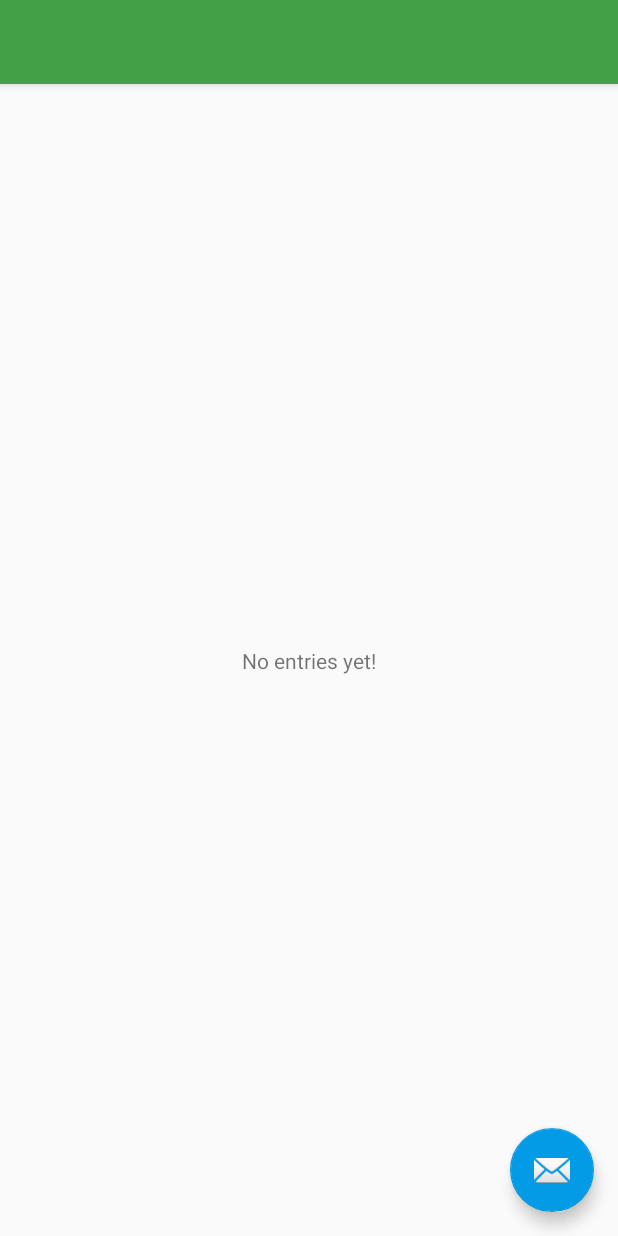
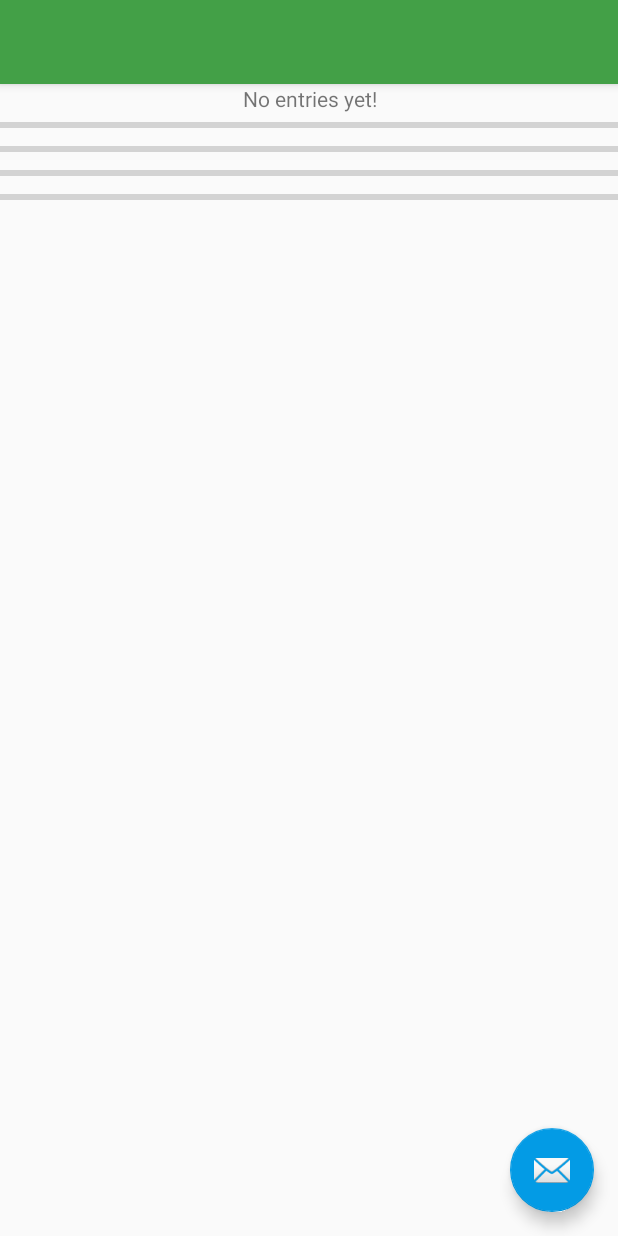
Before and after one commit to sidward35/FoodLog, an Android app: the layout activity_main.xml on its own in the app's theme, with its tools: preview values and no code run, on a phone screen of 412 x 824 dp. Run offline under Robolectric (Android 15) with nearby library versions, the phone set to English and light mode, and no system bars.

Commit message:
Change homepage to display only today's data in progress bar format

```diff
--- a/app/src/main/res/layout/content_main.xml
+++ b/app/src/main/res/layout/content_main.xml
@@ -8,14 +8,41 @@
     tools:context=".MainActivity"
     tools:showIn="@layout/activity_main">
 
-    <TextView
-        android:id="@+id/helloworld"
-        android:layout_width="wrap_content"
-        android:layout_height="wrap_content"
-        android:text="No entries yet!"
-        app:layout_constraintBottom_toBottomOf="parent"
-        app:layout_constraintLeft_toLeftOf="parent"
-        app:layout_constraintRight_toRightOf="parent"
-        app:layout_constraintTop_toTopOf="parent" />
+    <LinearLayout
+        android:layout_width="match_parent"
+        android:layout_height="match_parent"
+        android:orientation="vertical">
+
+        <TextView
+            android:id="@+id/helloworld"
+            android:layout_width="match_parent"
+            android:layout_height="wrap_content"
+            android:text="No entries yet!"
+            android:textAlignment="center" />
+
+        <ProgressBar
+            android:id="@+id/progressBar"
+            style="?android:attr/progressBarStyleHorizontal"
+            android:layout_width="match_parent"
+            android:layout_height="wrap_content" />
+
+        <ProgressBar
+            android:id="@+id/progressBar2"
+            style="?android:attr/progressBarStyleHorizontal"
+            android:layout_width="match_parent"
+            android:layout_height="wrap_content" />
+
+        <ProgressBar
+            android:id="@+id/progressBar3"
+            style="?android:attr/progressBarStyleHorizontal"
+            android:layout_width="match_parent"
+            android:layout_height="wrap_content" />
+
+        <ProgressBar
+            android:id="@+id/progressBar4"
+            style="?android:attr/progressBarStyleHorizontal"
+            android:layout_width="match_parent"
+            android:layout_height="wrap_content" />
+    </LinearLayout>
 
 </androidx.constraintlayout.widget.ConstraintLayout>
```
Also changed, not shown: app/src/main/java/cf/sidward35/foodlog/MainActivity.java (+50 -9 lines), 1 other file.
